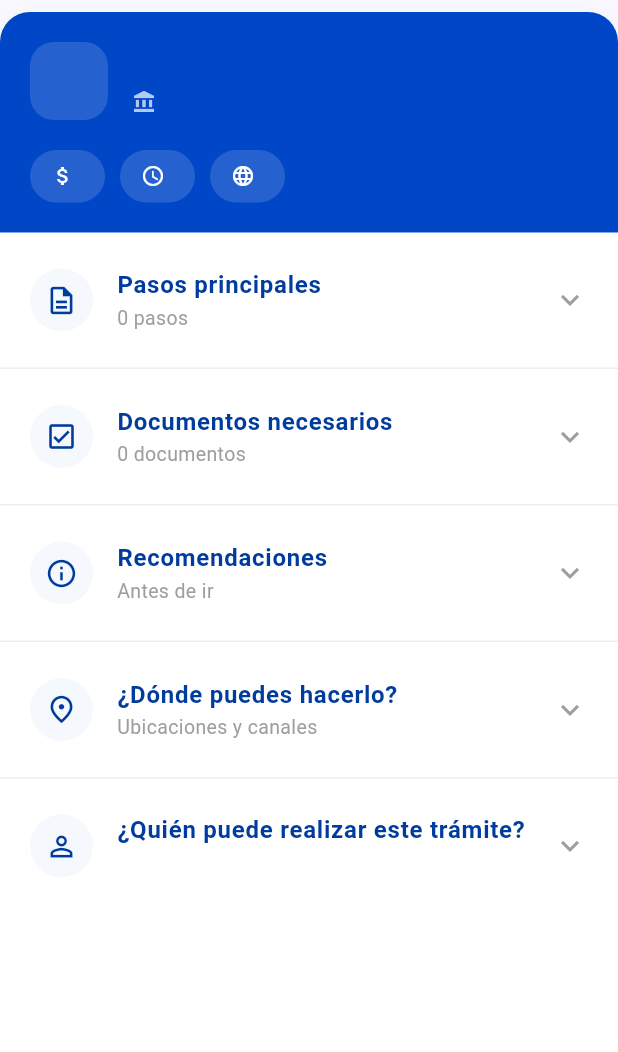
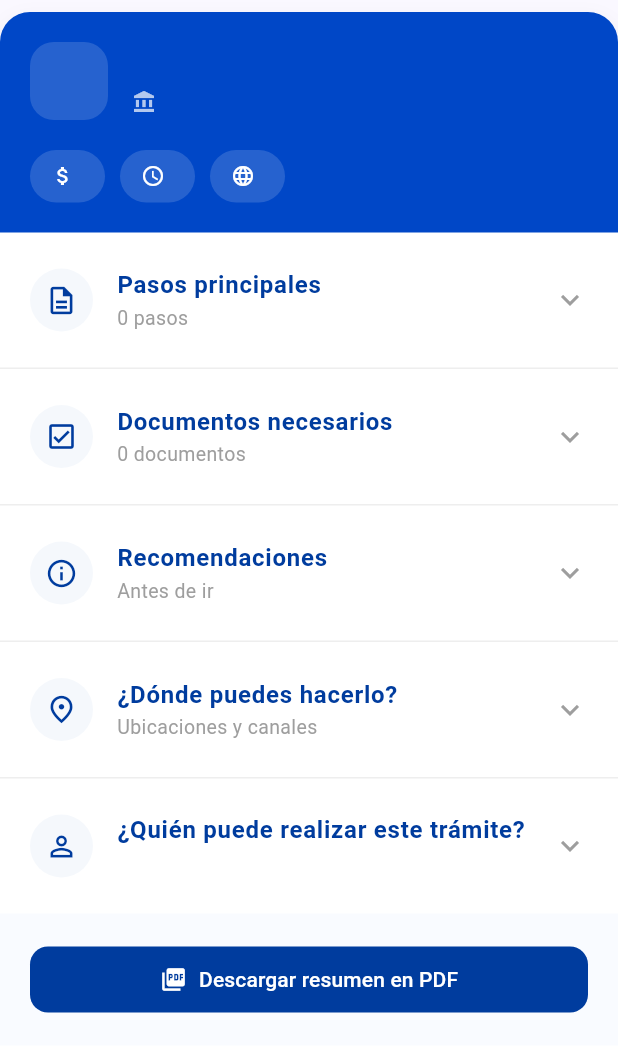
Before and after one commit to YsaiCV/hackaton_bwa_frontend, a Flutter app: the ProcedureCard widget shown alone on an empty page, opened directly with empty values, on a phone screen of 412 x 824 dp. Shown: the top 1052 px of the screen. Run offline on Flutter 3.47's test engine with Material 3 defaults, Android fonts, the phone set to English and light mode, and no system bars; our stand-ins replace open_file; missing offline and left inert: syncfusion_flutter_pdfviewer, universal_html.

Commit message:
feat: add download resume function

```diff
--- a/lib/widgets/procedure_card.dart
+++ b/lib/widgets/procedure_card.dart
@@ -1,3 +1,4 @@
+import 'dart:convert';
 import 'dart:io';
 import 'package:flutter/foundation.dart';
 import 'package:flutter/material.dart';
@@ -223,13 +224,26 @@ class ProcedureCard extends StatelessWidget {
             ),
           ],
 
-          if (data.hasDownloadableDocs || data.hasDynamicFill)
           Container(
             padding: const EdgeInsets.all(20),
             color: const Color(0xFFF9FBFF),
             child: Column(
               crossAxisAlignment: CrossAxisAlignment.stretch,
               children: [
+                ElevatedButton.icon(
+                  onPressed: () => _downloadProcedureSummary(context, data),
+                  icon: const Icon(Icons.picture_as_pdf),
+                  label: const Text('Descargar resumen en PDF'),
+                  style: ElevatedButton.styleFrom(
+                    backgroundColor: const Color(0xFF003C9E),
+                    foregroundColor: Colors.white,
+                    padding: const EdgeInsets.symmetric(vertical: 12),
+                    elevation: 0,
+                    shape: RoundedRectangleBorder(borderRadius: BorderRadius.circular(12)),
+                  ),
+                ),
+                if (data.hasDownloadableDocs || data.hasDynamicFill)
+                  const SizedBox(height: 12),
                 if (data.hasDownloadableDocs)
                   OutlinedButton.icon(
                       onPressed: () async {
@@ -312,6 +326,59 @@ class ProcedureCard extends StatelessWidget {
     );
   }
 
+  Future<void> _downloadProcedureSummary(BuildContext context, ProcedureData data) async {
+    try {
+      if (context.mounted) {
+        ScaffoldMessenger.of(context).showSnackBar(
+          const SnackBar(content: Text('Generando resumen en PDF...')),
+        );
+      }
+
+      final payload = {
+        "title": data.title,
+        "institution": data.institution,
+        "cost": data.cost,
+        "time": data.time,
+        "modality": data.modality,
+        "steps": data.steps,
+        "documents": data.documents.map((d) => d.name).toList(),
+        "recommendations": data.recommendations,
+        "whereToDoIt": data.whereToDoIt
+      };
+
+      final uri = Uri.parse('http://127.0.0.1:3000/documents/generate-procedure');
+      final response = await http.post(
+        uri,
+        headers: {'Content-Type': 'application/json'},
+        body: jsonEncode(payload),
+      );
+
+      if (response.statusCode == 200 || response.statusCode == 201) {
+        if (kIsWeb) {
+          final blob = html.Blob([response.bodyBytes], 'application/pdf');
+          final url = html.Url.createObjectUrlFromBlob(blob);
+          final anchor = html.AnchorElement(href: url)
+            ..setAttribute('download', 'resumen_tramite.pdf')
+            ..click();
+          html.Url.revokeObjectUrl(url);
+        } else {
+          final dir = await getTemporaryDirectory();
+          final file = File('${dir.path}/resumen_tramite.pdf');
+          await file.writeAsBytes(response.bodyBytes);
+          OpenFile.open(file.path);
+        }
+      } else {
+        throw Exception('Error del servidor al generar resumen');
+      }
+    } catch (e) {
+      if (context.mounted) {
+        ScaffoldMessenger.of(context).showSnackBar(
+          const SnackBar(content: Text('No se pudo descargar el resumen')),
+        );
+      }
+    }
+  }
+
   Widget _buildChip(IconData icon, String label) {
     return Container(
       padding: const EdgeInsets.symmetric(horizontal: 14, vertical: 8),
@@ -382,12 +449,46 @@ class ProcedureCard extends StatelessWidget {
         children: [
           const Text('• ', style: TextStyle(color: Color(0xFF00B8B8), fontSize: 18, fontWeight: FontWeight.bold)),
           Expanded(
-            child: Text(
+            child: _buildMarkdownText(
               text,
-              style: const TextStyle(color: Colors.black87, fontSize: 14, height: 1.4),
+              const TextStyle(color: Colors.black87, fontSize: 14, height: 1.4),
             ),
           ),
         ],
+      ),
+    );
+  }
+
+  Widget _buildMarkdownText(String text, TextStyle baseStyle) {
+    final RegExp exp = RegExp(r'\*\*(.*?)\*\*');
+    final matches = exp.allMatches(text);
+
+    if (matches.isEmpty) {
+      return Text(text, style: baseStyle);
+    }
+
+    int current = 0;
+    List<TextSpan> spans = [];
+
+    for (final match in matches) {
+      if (match.start > current) {
+        spans.add(TextSpan(text: text.substring(current, match.start)));
+      }
+      spans.add(TextSpan(
+        text: match.group(1),
+        style: const TextStyle(fontWeight: FontWeight.bold),
+      ));
+      current = match.end;
+    }
+
+    if (current < text.length) {
+      spans.add(TextSpan(text: text.substring(current)));
+    }
+
+    return RichText(
+      text: TextSpan(
+        style: baseStyle,
+        children: spans,
       ),
     );
   }
```
Lines whose indentation alone changed are shown as unchanged.
